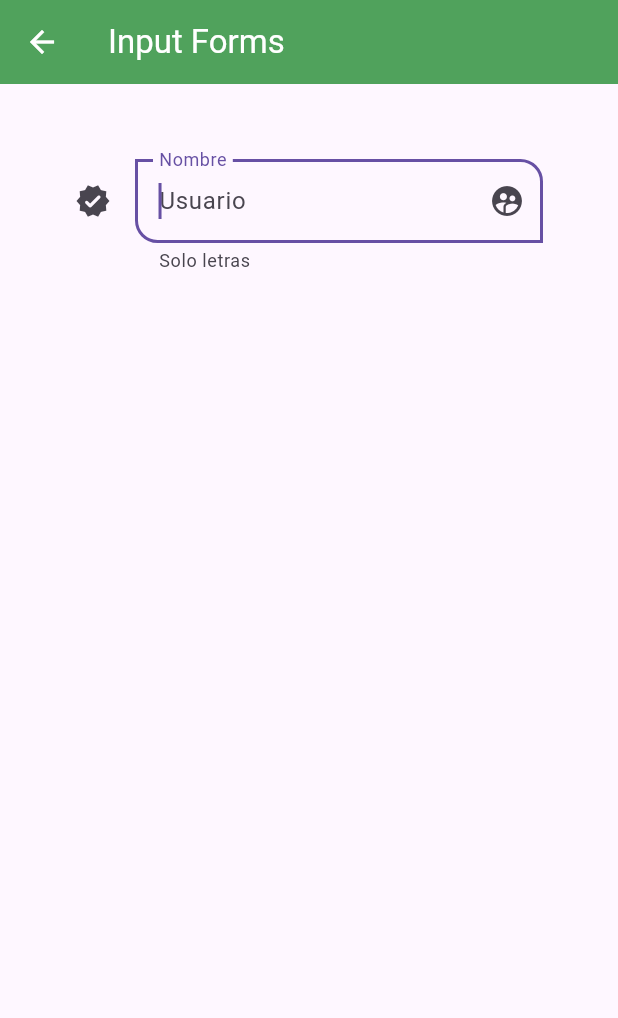
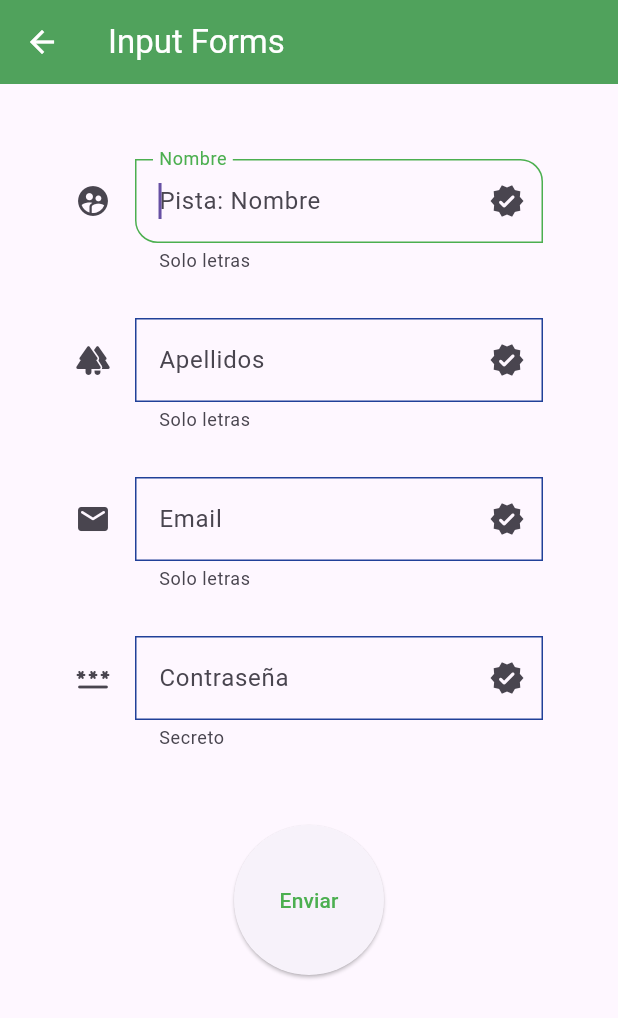
Before and after one commit to egarove/fl-components, a Flutter app: the InputsScreen screen opened by its route, on a phone screen of 412 x 824 dp. Shown: the top 1018 px of the screen. Run offline on Flutter 3.47's test engine with Material 3 defaults, Android fonts, the phone set to English and light mode, and no system bars.

Commit message:
extraemos el widget para el form y añadimos mas campos de entrada

```diff
--- a/lib/screens/input_screens.dart
+++ b/lib/screens/input_screens.dart
@@ -1,3 +1,4 @@
+import 'package:fl_components/widgets/widgets.dart';
 import 'package:flutter/material.dart';
 
 class InputsScreen extends StatelessWidget {
@@ -12,33 +13,56 @@ class InputsScreen extends StatelessWidget {
       ),
       body: SingleChildScrollView(
         padding: EdgeInsets.symmetric(vertical: 50, horizontal: 50),
-        child: Column(
-          children: [
-            TextFormField(
-              autofocus: true, //nad mas entrar al formulario se abre
-              //initialValue: 'Tahm Kench',
-              textCapitalization: TextCapitalization.words, //pone la primera letra mayusc al hacer espacio
-              onChanged: (value) { //con onchanged podemosvalidar los datos a tiempo real
-                print("Valor: "+value);
-              },
-              validator: (valor) {
-                if (valor!.length<7){
-                  return '+8 caracteres';
-                }
-              },
-              autovalidateMode: AutovalidateMode.onUserInteraction, //cuando el usuario hace una interaccion
-              decoration: InputDecoration(
-                hintText: 'Usuario',
-                labelText: 'Nombre', //muy recomendable para moviles
-                helperText: 'Solo letras', //ayuda (si falla la validacion no sale)
-                suffixIcon: Icon(Icons.supervised_user_circle_rounded), //icono a la derecha
-                icon: Icon(Icons.verified_rounded),
-                border: OutlineInputBorder(
-                  borderRadius: BorderRadius.only(bottomLeft: Radius.circular(15), topRight: Radius.circular(15)),
-                )
+        child: Form(
+          child: Column(
+            children: [
+              CustomTextFormField(
+                helperText: "Solo letras",
+                hintText: "Pista: Nombre",
+                labelText: "Nombre",
+                icon: Icons.supervised_user_circle_rounded,
+                suffixIcon: Icons.verified_rounded,
+                minCharacters: 8,
               ),
-            )
-          ],
+              SizedBox(height: 30,),
+              CustomTextFormField(
+                helperText: "Solo letras",
+                hintText: "Pista: Apellidos",
+                labelText: "Apellidos",
+                icon: Icons.forest_rounded,
+                suffixIcon: Icons.verified_rounded,
+                minCharacters: 10,
+              ),
+              SizedBox(height: 30,),
+              CustomTextFormField(
+                helperText: "Solo letras",
+                hintText: "Pista: Email",
+                labelText: "Email",
+                icon: Icons.email_rounded,
+                suffixIcon: Icons.verified_rounded,
+                minCharacters: 10,
+                keyboardType: TextInputType.emailAddress,
+              ),
+              SizedBox(height: 30,),
+              CustomTextFormField(
+                helperText: "Secreto",
+                hintText: "Pista: Contraseña",
+                labelText: "Contraseña",
+                icon: Icons.password_rounded,
+                suffixIcon: Icons.verified_rounded,
+                minCharacters: 8,
+                obscureText: true,
+              ),
+              SizedBox(height: 50,),
+              ElevatedButton(
+                child: SizedBox(
+                  child: Center(child: Text("Enviar")),
+                  width: double.infinity,
+                ),
+                onPressed: () => {},
+              )
+            ],
+          ),
         )
       ),
     );
--- a/lib/theme/app_theme.dart
+++ b/lib/theme/app_theme.dart
@@ -30,10 +30,24 @@ class AppTheme {
         elevatedButtonTheme: ElevatedButtonThemeData(
           style: ElevatedButton.styleFrom(
             foregroundColor: primary,
-            shape: CircleBorder(), //forma redondeada
-            fixedSize: Size(300, 300), //mas grande para que el circulo no se corte
+            //shape: CircleBorder(), //forma redondeada
+            fixedSize: Size(100, 100), //mas grande para que el circulo no se corte
           )
+        ),
 
+        inputDecorationTheme: InputDecorationTheme(
+          floatingLabelStyle: TextStyle( color: primary ),
+          enabledBorder: OutlineInputBorder( //por defecto
+            borderSide: BorderSide( color: const Color.fromARGB(255, 33, 65, 153) ),
+            borderRadius: BorderRadius.only(bottomLeft: Radius.circular(0), topRight: Radius.circular(0)),
+          ),
+          focusedBorder: OutlineInputBorder( //cuando pulsamos
+            borderSide: BorderSide( color: primary ),
+            borderRadius: BorderRadius.only(bottomLeft: Radius.circular(15), topRight: Radius.circular(15)),
+          ),
+          border: OutlineInputBorder( //por defecto (no se la difrencia)
+            borderRadius: BorderRadius.only(bottomLeft: Radius.circular(150), topRight: Radius.circular(150)),
+          ),
         )
   );
 }
--- /dev/null
+++ b/lib/widgets/custom_text_form_field.dart
@@ -0,0 +1,55 @@
+import 'package:flutter/material.dart';
+
+class CustomTextFormField extends StatelessWidget {
+
+  final String? hintText;
+  final String? labelText;
+  final String? helperText;
+  final IconData? icon;
+  final IconData? suffixIcon;
+  final int? minCharacters;
+  final TextInputType? keyboardType;
+  final bool obscureText;
+
+  const CustomTextFormField({
+    super.key,
+    this.hintText,
+    this.labelText,
+    this.helperText,
+    this.icon,
+    this.suffixIcon,
+    this.minCharacters,
+    this.keyboardType,
+    this.obscureText= false, //por defecto no esconde las palabras
+  });
+
+  @override
+  Widget build(BuildContext context) {
+    return TextFormField(
+      autofocus: true, //nad mas entrar al formulario se abre
+      //initialValue: 'Tahm Kench',
+      textCapitalization: TextCapitalization.words, //pone la primera letra mayusc al hacer espacio
+      keyboardType: keyboardType, //añade @ en el teclado para facilitar
+      obscureText: obscureText,
+      onChanged: (value) { //con onchanged podemosvalidar los datos a tiempo real
+        print("Valor: "+value);
+      },
+      validator: (valor) {
+        if (valor!.length<(minCharacters!-1)){
+          return '+'+minCharacters.toString()+' caracteres';
+        }
+      },
+      autovalidateMode: AutovalidateMode.onUserInteraction, //cuando el usuario hace una interaccion
+      decoration: InputDecoration(
+        hintText: hintText,
+        labelText: labelText, //muy recomendable para moviles
+        helperText: helperText, //ayuda (si falla la validacion no sale)
+        suffixIcon: Icon(suffixIcon), //icono a la derecha
+        icon: Icon(icon),
+        border: OutlineInputBorder(
+          borderRadius: BorderRadius.only(bottomLeft: Radius.circular(15), topRight: Radius.circular(15)),
+        )
+      ),
+    );
+  }
+}
--- a/lib/widgets/widgets.dart
+++ b/lib/widgets/widgets.dart
@@ -1,2 +1,3 @@
 export 'package:fl_components/widgets/custom_card_tipo1.dart';
 export 'package:fl_components/widgets/custom_card_tipo2.dart';
+export 'package:fl_components/widgets/custom_text_form_field.dart';
```
